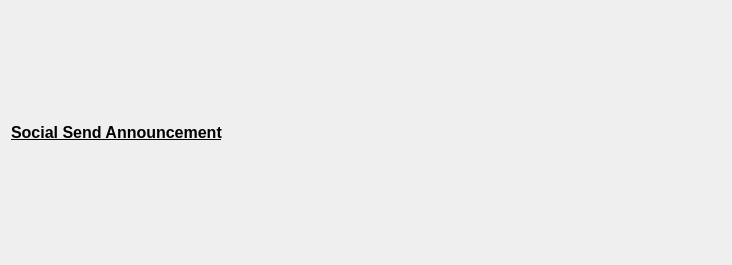
SocialSend/SocialSend, file src/qt/forms/announcementview.ui: the form before one commit.
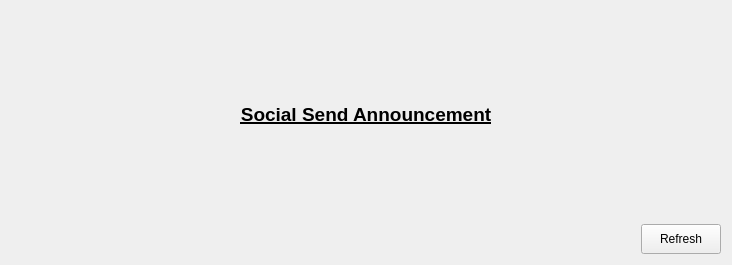
The form after the commit.

Commit message: Add refresh button

Diff of the .ui file:
```diff
--- a/src/qt/forms/announcementview.ui
+++ b/src/qt/forms/announcementview.ui
@@ -19,7 +19,7 @@
   <property name="maximumSize">
    <size>
     <width>16777215</width>
-    <height>640</height>
+    <height>750</height>
    </size>
   </property>
   <property name="windowTitle">
@@ -41,12 +41,15 @@
        </property>
        <property name="styleSheet">
         <string notr="true">text-decoration:underline;
-font-size:16px;
+font-size:19px;
 font-weight:700;</string>
        </property>
        <property name="text">
         <string>Social Send Announcement</string>
        </property>
+       <property name="alignment">
+        <set>Qt::AlignCenter</set>
+       </property>
       </widget>
      </item>
      <item>
@@ -58,6 +61,39 @@
      </item>
     </layout>
    </item>
+   <item>
+    <layout class="QHBoxLayout" name="horizontalLayout">
+     <property name="sizeConstraint">
+      <enum>QLayout::SetDefaultConstraint</enum>
+     </property>
+     <item>
+      <spacer name="horizontalSpacer">
+       <property name="orientation">
+        <enum>Qt::Horizontal</enum>
+       </property>
+       <property name="sizeHint" stdset="0">
+        <size>
+         <width>40</width>
+         <height>20</height>
+        </size>
+       </property>
+      </spacer>
+     </item>
+     <item>
+      <widget class="QPushButton" name="pushButton">
+       <property name="maximumSize">
+        <size>
+         <width>100</width>
+         <height>30</height>
+        </size>
+       </property>
+       <property name="text">
+        <string>Refresh</string>
+       </property>
+      </widget>
+     </item>
+    </layout>
+   </item>
   </layout>
  </widget>
  <resources/>
```
